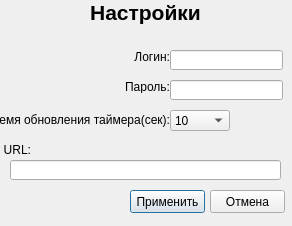
Before: the Qt Designer form settingwindow.ui in DtmyShirshov/practiceQT, drawn with Qt 5.
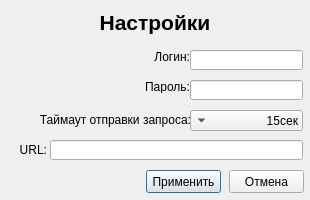
After: the same form once the commit is applied. Icons and pictures are not drawn.

```diff
--- a/settingwindow.ui
+++ b/settingwindow.ui
@@ -6,10 +6,25 @@
    <rect>
     <x>0</x>
     <y>0</y>
-    <width>292</width>
-    <height>226</height>
+    <width>310</width>
+    <height>200</height>
    </rect>
   </property>
+  <property name="minimumSize">
+   <size>
+    <width>310</width>
+    <height>200</height>
+   </size>
+  </property>
+  <property name="maximumSize">
+   <size>
+    <width>310</width>
+    <height>200</height>
+   </size>
+  </property>
+  <property name="contextMenuPolicy">
+   <enum>Qt::NoContextMenu</enum>
+  </property>
   <property name="windowTitle">
    <string>Настройки</string>
   </property>
@@ -17,8 +32,8 @@
    <property name="geometry">
     <rect>
      <x>0</x>
-     <y>0</y>
-     <width>291</width>
+     <y>10</y>
+     <width>310</width>
      <height>30</height>
     </rect>
    </property>
@@ -42,7 +57,7 @@
   <widget class="QLabel" name="label_2">
    <property name="geometry">
     <rect>
-     <x>120</x>
+     <x>140</x>
      <y>50</y>
      <width>50</width>
      <height>13</height>
@@ -58,7 +73,7 @@
   <widget class="QLabel" name="label_3">
    <property name="geometry">
     <rect>
-     <x>120</x>
+     <x>140</x>
      <y>80</y>
      <width>50</width>
      <height>13</height>
@@ -74,7 +89,7 @@
   <widget class="QLabel" name="label_4">
    <property name="geometry">
     <rect>
-     <x>-1</x>
+     <x>20</x>
      <y>110</y>
      <width>171</width>
      <height>20</height>
@@ -84,7 +99,7 @@
     <enum>Qt::LeftToRight</enum>
    </property>
    <property name="text">
-    <string>Время обновления таймера(сек):</string>
+    <string>Таймаут отправки запроса:</string>
    </property>
    <property name="alignment">
     <set>Qt::AlignRight|Qt::AlignTrailing|Qt::AlignVCenter</set>
@@ -93,20 +108,29 @@
   <widget class="QComboBox" name="comboBox">
    <property name="geometry">
     <rect>
-     <x>170</x>
+     <x>190</x>
      <y>110</y>
-     <width>60</width>
+     <width>113</width>
      <height>21</height>
     </rect>
    </property>
+   <property name="layoutDirection">
+    <enum>Qt::RightToLeft</enum>
+   </property>
+   <property name="autoFillBackground">
+    <bool>false</bool>
+   </property>
+   <property name="currentIndex">
+    <number>1</number>
+   </property>
    <item>
     <property name="text">
-     <string>10</string>
+     <string>10сек</string>
     </property>
    </item>
    <item>
     <property name="text">
-     <string>15</string>
+     <string>15сек</string>
     </property>
    </item>
    <item>
@@ -128,7 +152,7 @@
   <widget class="QLineEdit" name="log">
    <property name="geometry">
     <rect>
-     <x>170</x>
+     <x>190</x>
      <y>50</y>
      <width>113</width>
      <height>20</height>
@@ -138,18 +162,21 @@
   <widget class="QLineEdit" name="pass">
    <property name="geometry">
     <rect>
-     <x>170</x>
+     <x>190</x>
      <y>80</y>
      <width>113</width>
      <height>20</height>
     </rect>
    </property>
+   <property name="echoMode">
+    <enum>QLineEdit::Password</enum>
+   </property>
   </widget>
   <widget class="QPushButton" name="pushButton">
    <property name="geometry">
     <rect>
-     <x>130</x>
-     <y>190</y>
+     <x>146</x>
+     <y>170</y>
      <width>75</width>
      <height>23</height>
     </rect>
@@ -161,8 +188,8 @@
   <widget class="QPushButton" name="pushButton_2">
    <property name="geometry">
     <rect>
-     <x>210</x>
-     <y>190</y>
+     <x>229</x>
+     <y>170</y>
      <width>75</width>
      <height>23</height>
     </rect>
@@ -174,9 +201,9 @@
   <widget class="QLineEdit" name="IP">
    <property name="geometry">
     <rect>
-     <x>10</x>
-     <y>160</y>
-     <width>271</width>
+     <x>50</x>
+     <y>140</y>
+     <width>253</width>
      <height>20</height>
     </rect>
    </property>
@@ -184,7 +211,7 @@
   <widget class="QLabel" name="label_5">
    <property name="geometry">
     <rect>
-     <x>0</x>
+     <x>16</x>
      <y>140</y>
      <width>31</width>
      <height>20</height>
```
Left out of the diff: 10 changed lines with no effect on the pictures.
